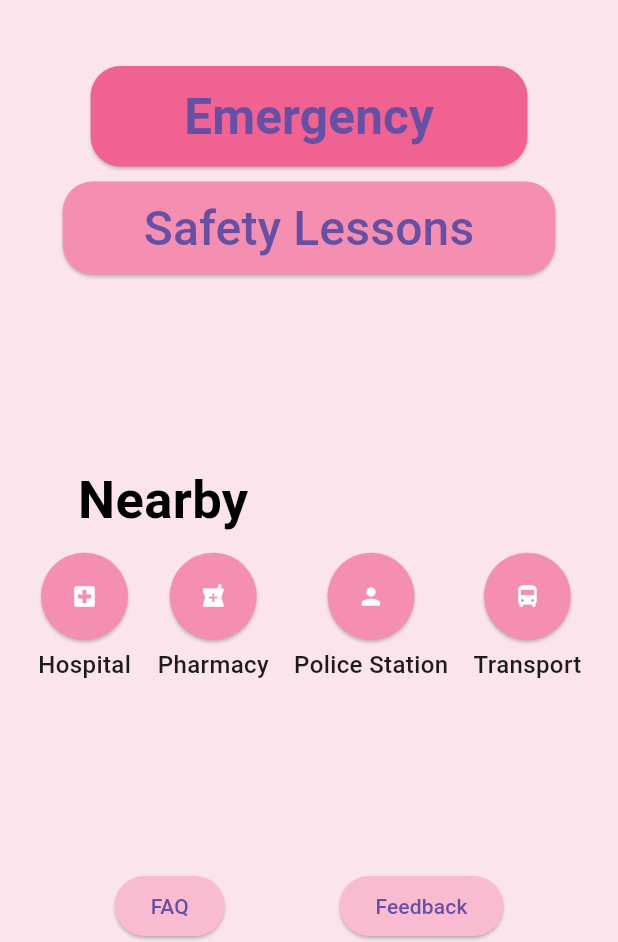
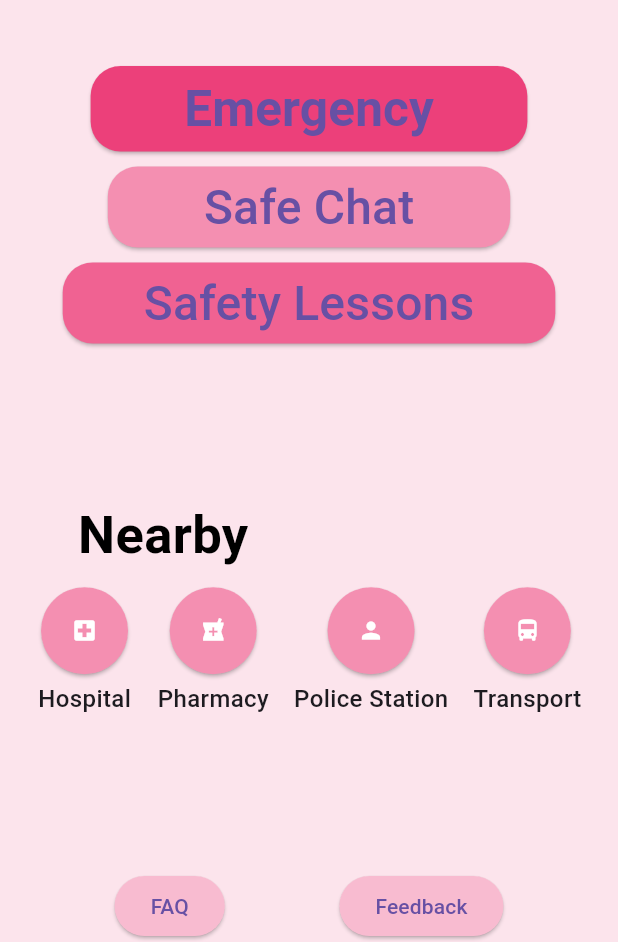
Before and after one commit to MdgSpace-Soc-D-2024/swaraksha, a Flutter app: the SwarakshaUI screen opened directly, on a phone screen of 412 x 824 dp, the part 294-1236 px from its top. Run offline on Flutter 3.47's test engine with Material 3 defaults, Android fonts, the phone set to English and light mode, and no system bars; our stand-ins replace audioplayers, cloud_firestore, firebase_auth, firebase_core; accounts and stored records are empty; project files that could hold a hidden picture were left out.

Commit message:
added safechat, made trigger button functioning

```diff
--- a/lib/main.dart
+++ b/lib/main.dart
@@ -4,6 +4,7 @@ import 'emergency.dart';
 import 'faq.dart';
 import 'feedback.dart';
 import 'safetylessons.dart';
+import 'gc.dart';
 
 // void main() {
 //   runApp(MyApp());
@@ -65,13 +66,13 @@ class SwarakshaUI extends StatelessWidget {
                     );
                   },
                   style: ElevatedButton.styleFrom(
-                    backgroundColor: Colors.pink[300],
+                    backgroundColor: Colors.pink[400],
                     shape: RoundedRectangleBorder(
                       borderRadius: BorderRadius.circular(20),
                     ),
                   ),
                   child: Padding(
-                    padding: const EdgeInsets.symmetric(vertical: 10, horizontal: 30),
+                    padding: const EdgeInsets.symmetric(vertical: 5, horizontal: 30),
                     child: Text(
                       ' Emergency ',
                       style: TextStyle(fontSize: 33, fontWeight: FontWeight.bold),
@@ -79,7 +80,32 @@ class SwarakshaUI extends StatelessWidget {
                   ),
                 ),
                 SizedBox(height: 10),
-                ElevatedButton(
+                    ElevatedButton(
+                    onPressed: () {
+                    Navigator.push(
+                    context,
+                    MaterialPageRoute(builder: (context) => Swak()),
+                    );
+                    },
+                    style: ElevatedButton.styleFrom(
+                    backgroundColor: Colors.pink[200],
+                    shape: RoundedRectangleBorder(
+                    borderRadius: BorderRadius.circular(20),
+                    ),
+                    ),
+
+                    child:
+                    Padding(
+                    padding: const EdgeInsets.symmetric(vertical: 4, horizontal: 40),
+                    child: Text(
+                    'Safe Chat',
+                    style: TextStyle(fontSize: 32, fontWeight: FontWeight.w500),
+                    ),
+                    ),
+
+                    ),
+                SizedBox(height: 10),
+                  ElevatedButton(
                     onPressed: () {
                       Navigator.push(
                       context,
@@ -87,13 +113,13 @@ class SwarakshaUI extends StatelessWidget {
                       );
                       },
                   style: ElevatedButton.styleFrom(
-                    backgroundColor: Colors.pink[200],
+                    backgroundColor: Colors.pink[300],
                     shape: RoundedRectangleBorder(
                       borderRadius: BorderRadius.circular(20),
                     ),
                   ),
                   child: Padding(
-                    padding: const EdgeInsets.symmetric(vertical: 8, horizontal: 30),
+                    padding: const EdgeInsets.symmetric(vertical: 4, horizontal: 30),
                     child: Text(
                       'Safety Lessons',
                       style: TextStyle(fontSize: 32, fontWeight: FontWeight.w500),
--- a/pubspec.yaml
+++ b/pubspec.yaml
@@ -39,6 +39,8 @@ dependencies:
   cloud_firestore: ^5.6.2
   firebase_core: ^3.10.1
 
+  audioplayers: ^6.1.0
+
 dev_dependencies:
   flutter_test:
     sdk: flutter
@@ -70,6 +72,8 @@ flutter:
     - assets/images/image4.png
     - assets/images/image5.png
 
+    - assets/audios/buzz.wav
+
 
   # An image asset can refer to one or more resolution-specific "variants", see
   # https://flutter.dev/to/resolution-aware-images
```
Also changed, not shown: lib/emergency.dart (+51 -7 lines), lib/gc.dart (added, +97 -0 lines), pubspec.lock, 2 other files.
